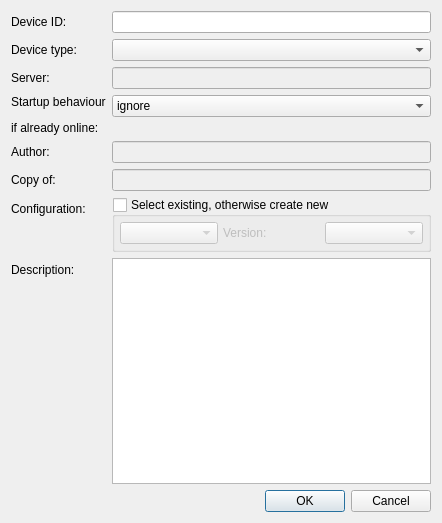
Above: src/pythonGui/karabo_gui/project/dialog/device_handle.ui from European-XFEL/Karabo before the change. Below: the same form after it.
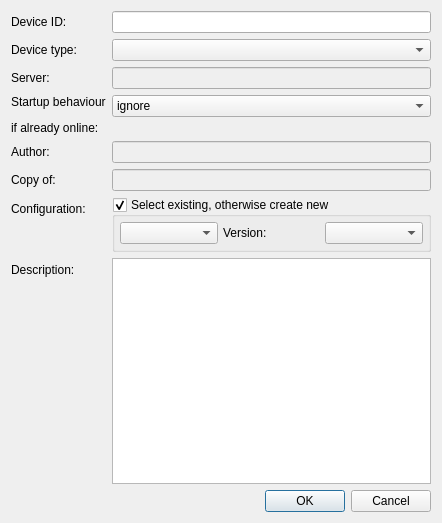
That is the form after the change.

Commit message: Update device configuration dialog correctly

Patch:
```diff
--- a/src/pythonGui/karabo_gui/project/dialog/device_handle.ui
+++ b/src/pythonGui/karabo_gui/project/dialog/device_handle.ui
@@ -115,7 +115,7 @@
         <bool>true</bool>
        </property>
        <property name="checked">
-        <bool>false</bool>
+        <bool>true</bool>
        </property>
        <layout class="QHBoxLayout" name="horizontalLayout">
         <property name="spacing">
```
The commit also changes 3 other files.
